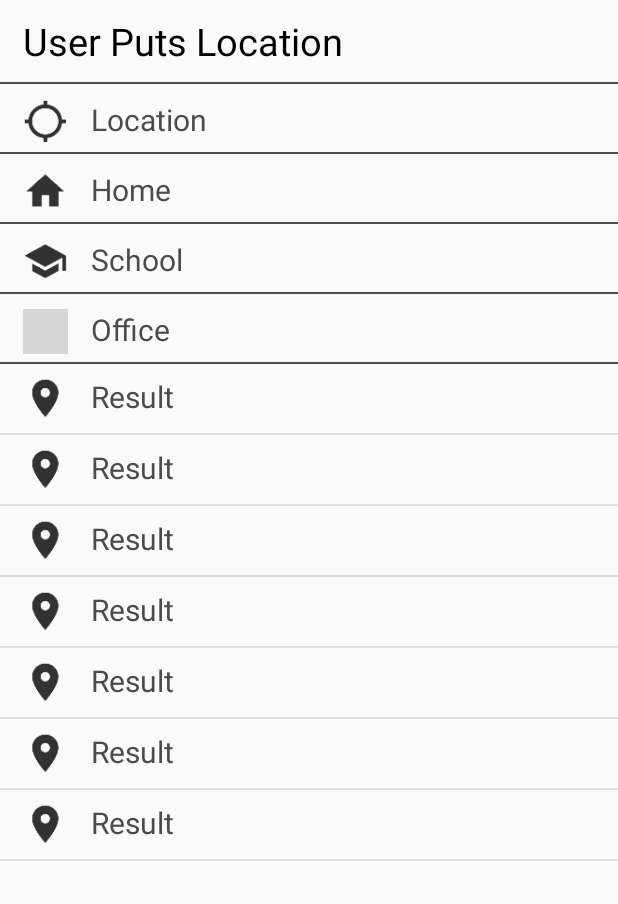
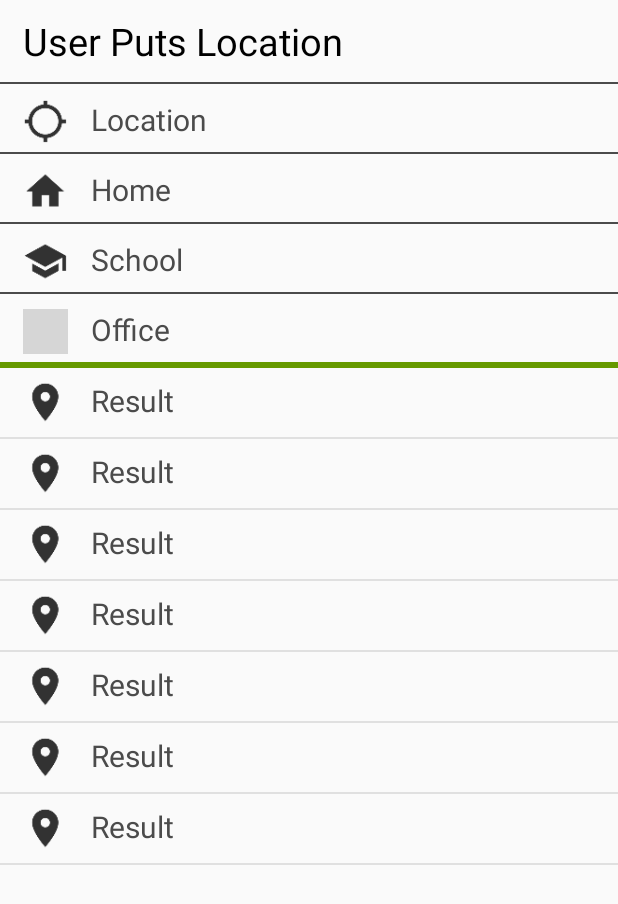
Before and after one commit to Kuldeep-jindani/CabService, an Android app: the LocationFilled screen opened directly, with no data from a screen before it, on a phone screen of 412 x 824 dp. Shown: the top 904 px of the screen. Run offline under Robolectric (Android 15) with nearby library versions, the phone set to English and light mode, and no system bars; grey boxes are pictures that could not be loaded.

Commit message:
code 15/03

```diff
--- a/app/src/main/res/layout/activity_location.xml
+++ b/app/src/main/res/layout/activity_location.xml
@@ -153,7 +153,7 @@ android:singleLine="true"
     </LinearLayout>
     <View
         android:layout_width="match_parent"
-        android:layout_height="1dp"
+        android:layout_height="4dp"
         android:background="@android:color/holo_green_dark"/>
     <LinearLayout
         android:id="@+id/locationResult"
--- a/app/src/main/res/layout/activity_location_filled.xml
+++ b/app/src/main/res/layout/activity_location_filled.xml
@@ -141,8 +141,8 @@
     </LinearLayout>
     <View
         android:layout_width="match_parent"
-        android:layout_height="1dp"
-        android:background="@color/grey"/>
+        android:layout_height="4dp"
+        android:background="@android:color/holo_green_dark"/>
     <LinearLayout
         android:id="@+id/filledlocationResult"
         android:layout_width="match_parent"
--- a/app/src/main/res/layout/activity_vehicle.xml
+++ b/app/src/main/res/layout/activity_vehicle.xml
@@ -23,6 +23,7 @@
         android:id="@+id/vehicle_expandable"
         android:layout_width="match_parent"
         android:layout_height="match_parent"
+        android:groupIndicator="@null"
         android:childDivider="#00000000"
         android:transcriptMode="alwaysScroll"
         />
```
